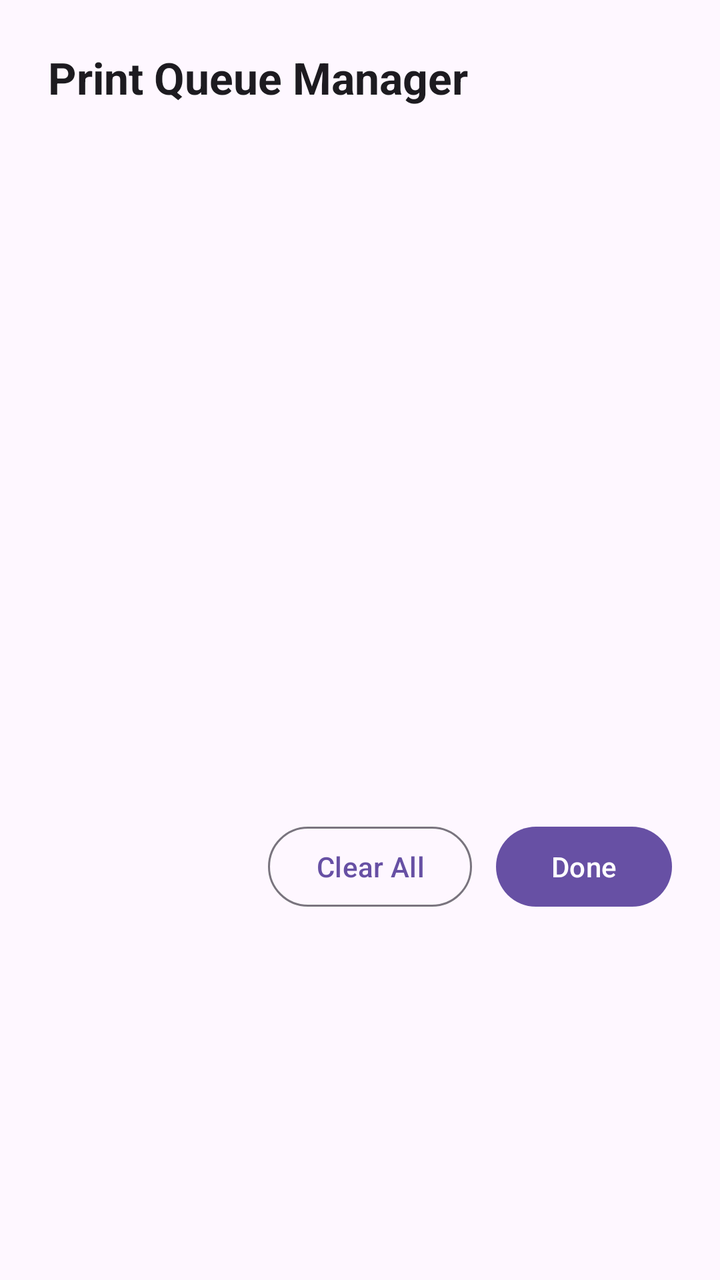
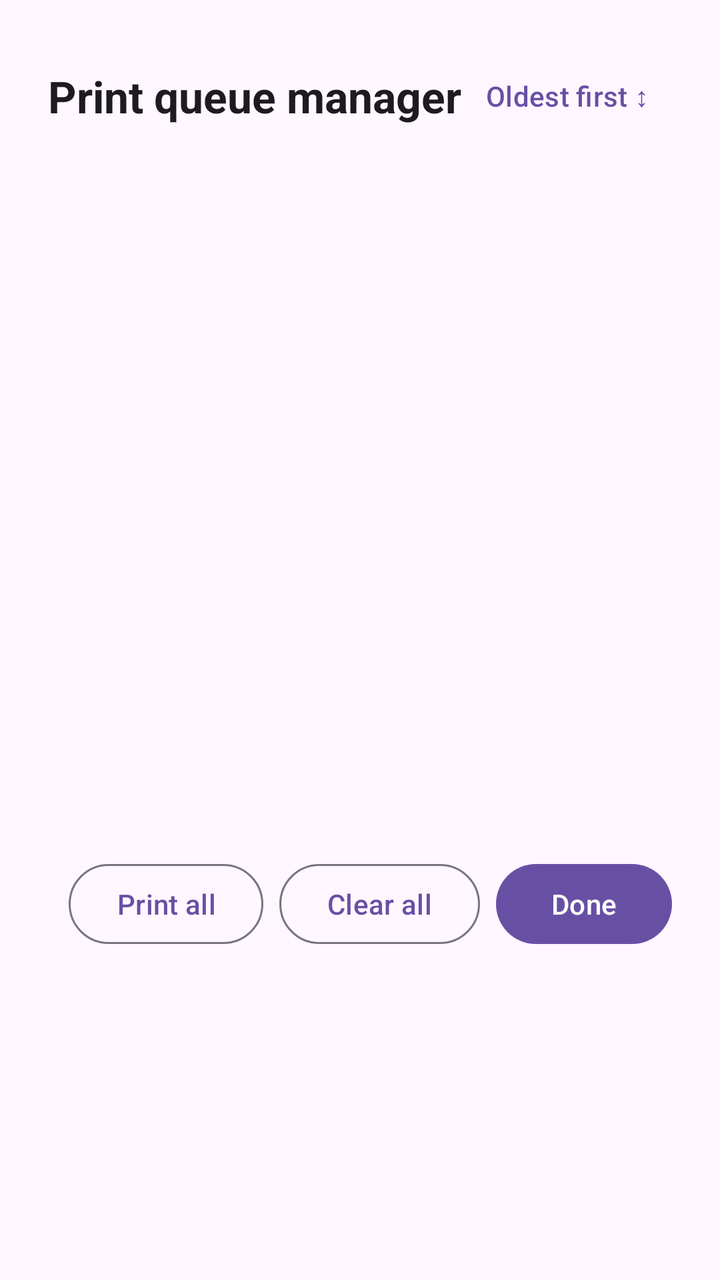

Two renders of the same Android screen: before a commit and after it. Below are the layout's source before the change and the commit's diff.
<!-- AndroidManifest.xml: application theme Theme.RolloPrint -->
<!-- res/layout/dialog_queue_manager.xml -->
<?xml version="1.0" encoding="utf-8"?>
<LinearLayout xmlns:android="http://schemas.android.com/apk/res/android"
    android:layout_width="match_parent"
    android:layout_height="wrap_content"
    android:orientation="vertical"
    android:padding="24dp"
    android:background="?attr/colorSurface">

    <TextView
        android:layout_width="wrap_content"
        android:layout_height="wrap_content"
        android:text="Print Queue Manager"
        android:textAppearance="?attr/textAppearanceTitleLarge"
        android:textColor="?attr/colorOnSurface"
        android:textStyle="bold"
        android:layout_marginBottom="16dp" />

    
    <TextView
        android:id="@+id/tvEmptyQueuePlaceholder"
        android:layout_width="match_parent"
        android:layout_height="160dp"
        android:gravity="center"
        android:text="No pending jobs in print queue"
        android:textAppearance="?attr/textAppearanceBodyLarge"
        android:textColor="?attr/colorOnSurfaceVariant"
        android:visibility="gone" />

    
    <androidx.recyclerview.widget.RecyclerView
        android:id="@+id/rvQueueJobs"
        android:layout_width="match_parent"
        android:layout_height="320dp"
        android:scrollbars="vertical"
        android:clipToPadding="false"
        android:paddingVertical="4dp" />

    <LinearLayout
        android:layout_width="match_parent"
        android:layout_height="wrap_content"
        android:orientation="horizontal"
        android:gravity="end"
        android:layout_marginTop="20dp">

        <com.google.android.material.button.MaterialButton
            android:id="@+id/btnClearAllQueue"
            style="@style/Widget.Material3.Button.OutlinedButton"
            android:layout_width="wrap_content"
            android:layout_height="wrap_content"
            android:text="Clear All"
            android:layout_marginEnd="12dp" />

        <com.google.android.material.button.MaterialButton
            android:id="@+id/btnCloseQueue"
            android:layout_width="wrap_content"
            android:layout_height="wrap_content"
            android:text="@string/done" />
    </LinearLayout>

</LinearLayout>
<!-- resources referenced by this layout -->
<resources>
  <string name="done">Done</string>
  <style name="Theme.RolloPrint" parent="Base.Theme.RolloPrint" />
  <style name="Base.Theme.RolloPrint" parent="Theme.Material3.DayNight.NoActionBar">
          
          <item name="android:windowLayoutInDisplayCutoutMode" tools:targetApi="p">shortEdges</item>
      </style>
</resources>

<!-- the commit's change to res/layout/dialog_queue_manager.xml (unified diff, before → after) -->
@@ -6,14 +6,29 @@
     android:padding="24dp"
     android:background="?attr/colorSurface">
 
-    <TextView
-        android:layout_width="wrap_content"
+    <LinearLayout
+        android:layout_width="match_parent"
         android:layout_height="wrap_content"
-        android:text="Print Queue Manager"
-        android:textAppearance="?attr/textAppearanceTitleLarge"
-        android:textColor="?attr/colorOnSurface"
-        android:textStyle="bold"
-        android:layout_marginBottom="16dp" />
+        android:orientation="horizontal"
+        android:gravity="center_vertical"
+        android:layout_marginBottom="16dp">
+
+        <TextView
+            android:layout_width="0dp"
+            android:layout_height="wrap_content"
+            android:layout_weight="1"
+            android:text="@string/print_queue_title"
+            android:textAppearance="?attr/textAppearanceTitleLarge"
+            android:textColor="?attr/colorOnSurface"
+            android:textStyle="bold" />
+
+        <com.google.android.material.button.MaterialButton
+            android:id="@+id/btnToggleSortOrder"
+            style="@style/Widget.Material3.Button.TextButton"
+            android:layout_width="wrap_content"
+            android:layout_height="wrap_content"
+            android:text="@string/sort_oldest_first" />
+    </LinearLayout>
 
     
     <TextView
@@ -21,7 +36,7 @@
         android:layout_width="match_parent"
         android:layout_height="160dp"
         android:gravity="center"
-        android:text="No pending jobs in print queue"
+        android:text="@string/no_pending_jobs"
         android:textAppearance="?attr/textAppearanceBodyLarge"
         android:textColor="?attr/colorOnSurfaceVariant"
         android:visibility="gone" />
@@ -43,12 +58,20 @@
         android:layout_marginTop="20dp">
 
         <com.google.android.material.button.MaterialButton
+            android:id="@+id/btnPrintAllQueue"
+            style="@style/Widget.Material3.Button.OutlinedButton"
+            android:layout_width="wrap_content"
+            android:layout_height="wrap_content"
+            android:text="@string/print_all"
+            android:layout_marginEnd="8dp" />
+
+        <com.google.android.material.button.MaterialButton
             android:id="@+id/btnClearAllQueue"
             style="@style/Widget.Material3.Button.OutlinedButton"
             android:layout_width="wrap_content"
             android:layout_height="wrap_content"
-            android:text="Clear All"
-            android:layout_marginEnd="12dp" />
+            android:text="@string/clear_all"
+            android:layout_marginEnd="8dp" />
 
         <com.google.android.material.button.MaterialButton
             android:id="@+id/btnCloseQueue"
<!-- resource entries referenced after the edit -->
@@ -1,6 +1,11 @@
 <!-- resources referenced by this layout -->
 <resources>
+  <string name="clear_all">Clear all</string>
   <string name="done">Done</string>
+  <string name="no_pending_jobs">No pending jobs in print queue</string>
+  <string name="print_all">Print all</string>
+  <string name="print_queue_title">Print queue manager</string>
+  <string name="sort_oldest_first">Oldest first ↕</string>
   <style name="Theme.RolloPrint" parent="Base.Theme.RolloPrint" />
   <style name="Base.Theme.RolloPrint" parent="Theme.Material3.DayNight.NoActionBar">
           
